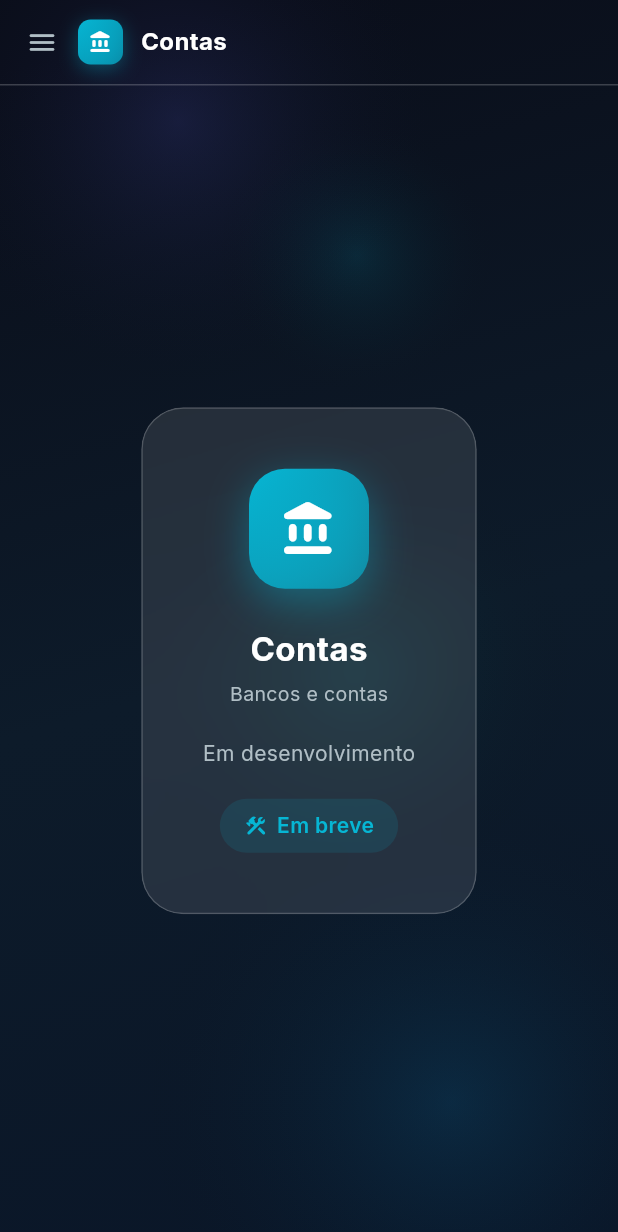
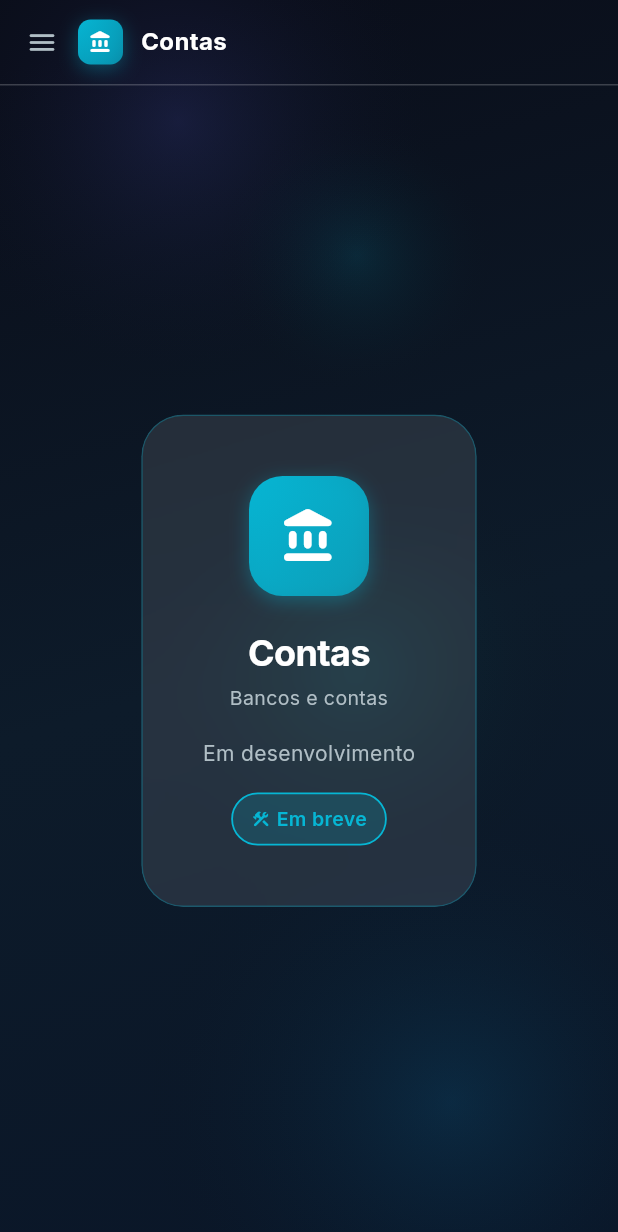
Before and after one commit to devchave/MaestroFinancas, a Flutter app: the screen it shows after launch, after a tap on "Entrar", after a tap on "Entrar com biometria", after a tap on "Contas", on a phone screen of 412 x 824 dp. Shown: the top 1232 px of the screen. Run offline on Flutter 3.47's test engine with Material 3 defaults, Android fonts, the phone set to English and light mode, and no system bars; our stand-ins replace flutter_animate, go_router, google_fonts.

Commit message:
Refactor ToolPlaceholderScreen to use design system
- AppCard (with accentColor = tool.color) replaces GlassContainer
- AppIconBadge replaces hand-rolled gradient icon container
- StatusChip replaces bespoke 'Em breve' chip
- All styles/spacings via tokens
- File: 116 -> 76 lines

https://claude.ai/code/session_011YfDwKA5sEXCSYcbTsZePf

```diff
--- a/app/lib/screens/tools/tool_placeholder_screen.dart
+++ b/app/lib/screens/tools/tool_placeholder_screen.dart
@@ -1,8 +1,10 @@
 import 'package:flutter/material.dart';
-import 'package:google_fonts/google_fonts.dart';
 import '../../models/app_tool.dart';
 import '../../theme/app_colors.dart';
-import '../../widgets/glass_container.dart';
+import '../../theme/app_radius.dart';
+import '../../theme/app_spacing.dart';
+import '../../theme/app_typography.dart';
+import '../../widgets/app_ui.dart';
 import '../../widgets/tool_scaffold.dart';
 
 class ToolPlaceholderScreen extends StatelessWidget {
@@ -22,7 +24,7 @@ class ToolPlaceholderScreen extends StatelessWidget {
         backgroundColor: AppColors.bg1,
         body: Center(
           child: Text('Ferramenta não encontrada',
-              style: GoogleFonts.inter(color: Colors.white)),
+              style: AppTypo.body.copyWith(color: Colors.white)),
         ),
       );
     }
@@ -31,80 +33,37 @@ class ToolPlaceholderScreen extends StatelessWidget {
       toolId: toolId,
       content: Center(
         child: Padding(
-          padding: const EdgeInsets.all(32),
-          child: GlassContainer(
-            padding: const EdgeInsets.all(40),
-            borderRadius: 28,
+          padding: const EdgeInsets.all(AppSpacing.xl),
+          child: AppCard(
+            padding: const EdgeInsets.all(AppSpacing.xl + 8),
+            radius: AppRadius.xxl,
+            accentColor: tool.color,
             child: Column(
               mainAxisSize: MainAxisSize.min,
               children: [
-                Container(
-                  width: 80,
-                  height: 80,
-                  decoration: BoxDecoration(
-                    gradient: LinearGradient(
-                      colors: [tool.color, tool.color.withValues(alpha: 0.6)],
-                      begin: Alignment.topLeft,
-                      end: Alignment.bottomRight,
-                    ),
-                    borderRadius: BorderRadius.circular(24),
-                    boxShadow: [
-                      BoxShadow(
-                        color: tool.color.withValues(alpha: 0.4),
-                        blurRadius: 24,
-                        offset: const Offset(0, 8),
-                      ),
-                    ],
-                  ),
-                  child: Icon(tool.icon, color: Colors.white, size: 40),
+                AppIconBadge(
+                  icon: tool.icon,
+                  color: tool.color,
+                  size: 80,
+                  iconSize: 40,
                 ),
-                const SizedBox(height: 24),
-                Text(
-                  tool.name,
-                  style: GoogleFonts.inter(
-                    color: Colors.white,
-                    fontSize: 22,
-                    fontWeight: FontWeight.w700,
-                  ),
-                ),
+                const SizedBox(height: AppSpacing.lg),
+                Text(tool.name,
+                    style: AppTypo.headline,
+                    textAlign: TextAlign.center),
                 const SizedBox(height: 6),
-                Text(
-                  tool.subtitle,
-                  style: GoogleFonts.inter(
-                      color: AppColors.textSecondary, fontSize: 13),
-                ),
-                const SizedBox(height: 20),
-                Text(
-                  'Em desenvolvimento',
-                  style: GoogleFonts.inter(
-                    color: AppColors.textSecondary,
-                    fontSize: 14,
-                  ),
-                ),
-                const SizedBox(height: 20),
-                Container(
-                  padding: const EdgeInsets.symmetric(
-                      horizontal: 16, vertical: 8),
-                  decoration: BoxDecoration(
-                    color: tool.color.withValues(alpha: 0.12),
-                    borderRadius: BorderRadius.circular(20),
-                  ),
-                  child: Row(
-                    mainAxisSize: MainAxisSize.min,
-                    children: [
-                      Icon(Icons.construction_rounded,
-                          color: tool.color, size: 16),
-                      const SizedBox(width: 6),
-                      Text(
-                        'Em breve',
-                        style: GoogleFonts.inter(
-                          color: tool.color,
-                          fontWeight: FontWeight.w600,
-                          fontSize: 14,
-                        ),
-                      ),
-                    ],
-                  ),
+                Text(tool.subtitle,
+                    style: AppTypo.bodySmall,
+                    textAlign: TextAlign.center),
+                const SizedBox(height: AppSpacing.md),
+                Text('Em desenvolvimento',
+                    style: AppTypo.body.copyWith(
+                        color: AppColors.textSecondary)),
+                const SizedBox(height: AppSpacing.md),
+                StatusChip(
+                  label: 'Em breve',
+                  color: tool.color,
+                  icon: Icons.construction_rounded,
                 ),
               ],
             ),
```
